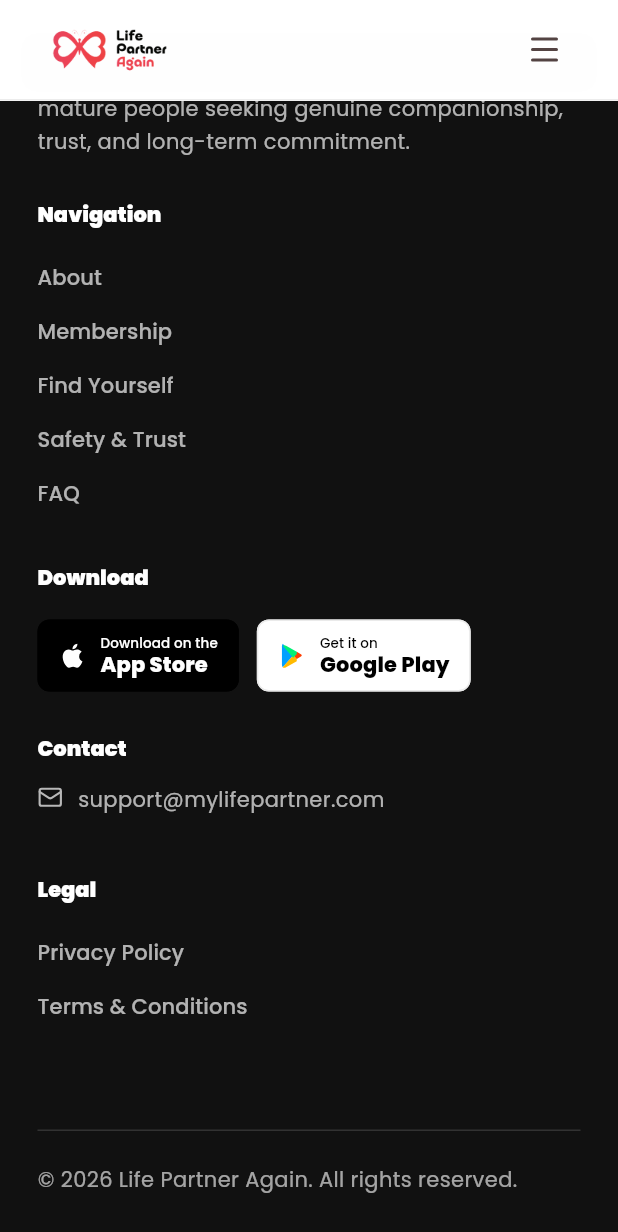
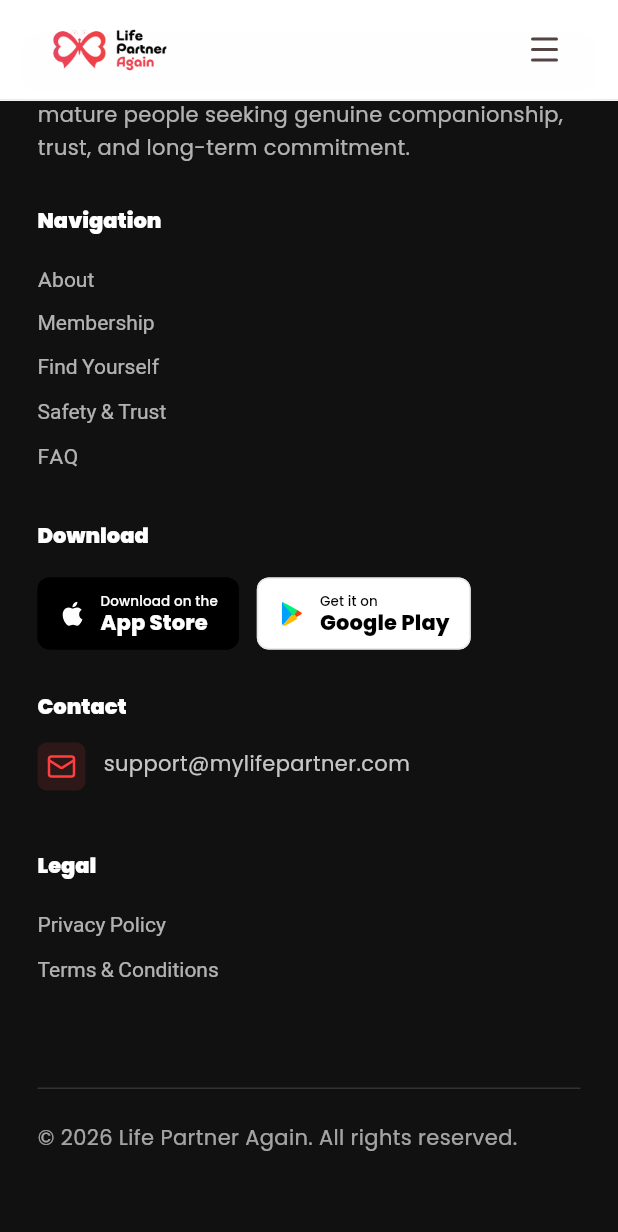
Before and after one commit to JasimIhsan/MyLifepartner_Admin, a Flutter app: the PublicWebLayout screen opened directly with empty values, scrolled down 477 dp, on a phone screen of 412 x 824 dp. Shown: the top 1232 px of the screen. Run offline on Flutter 3.47's test engine with Material 3 defaults, Android fonts, the phone set to English and light mode, and no system bars; our stand-ins replace app_links, audioplayers, cached_network_image, camera, dio, firebase_core and 17 more; missing offline and left inert: country_flags, google_sign_in_web, phone_form_field, purchases_flutter, record, zego_uikit_prebuilt_call and 1 more; accounts and stored records are empty; network calls fail; statements that could not run were skipped.

Commit message:
refactor: enhance public web footer with hover states, email launch capability, and updated logo styling

```diff
--- a/frontend/lib/screens/public_web/widgets/public_web_footer.dart
+++ b/frontend/lib/screens/public_web/widgets/public_web_footer.dart
@@ -5,6 +5,7 @@ import 'package:life_partner_again/screens/public_web/public_web_routes.dart';
 import 'package:life_partner_again/screens/public_web/services/app_download_promotion_service.dart';
 import 'package:life_partner_again/screens/public_web/widgets/download_app_buttons.dart';
 import 'package:life_partner_again/screens/public_web/widgets/responsive_web_container.dart';
+import 'package:url_launcher/url_launcher.dart';
 
 class PublicWebFooter extends StatelessWidget {
   const PublicWebFooter({super.key});
@@ -132,25 +133,15 @@ class _BrandColumn extends StatelessWidget {
       crossAxisAlignment: CrossAxisAlignment.start,
       children: [
         Row(
+          mainAxisSize: MainAxisSize.min,
           children: [
             Image.asset(
               'assets/icons/app_logo_dark.png',
-              width: 44,
-              height: 44,
+              width: 100,
+              height: 48,
+              fit: BoxFit.contain,
               errorBuilder: (context, error, stackTrace) =>
-                  const Icon(LucideIcons.heart, color: Colors.white, size: 32),
-            ),
-            const SizedBox(width: 12),
-            const Flexible(
-              child: Text(
-                'Life Partner Again',
-                style: TextStyle(
-                  color: Colors.white,
-                  fontSize: 18,
-                  fontWeight: FontWeight.w900,
-                  letterSpacing: 0,
-                ),
-              ),
+                  const Icon(LucideIcons.heart, color: Colors.white, size: 36),
             ),
           ],
         ),
@@ -219,6 +210,10 @@ class _ContactColumn extends StatelessWidget {
         _FooterInfoRow(
           icon: LucideIcons.mail,
           text: AppStoreLinks.supportEmail,
+          onTap: () {
+            final emailUri = Uri.parse('mailto:${AppStoreLinks.supportEmail}');
+            launchUrl(emailUri, mode: LaunchMode.externalApplication);
+          },
         ),
         if (AppStoreLinks.supportPhone != null)
           _FooterInfoRow(
@@ -254,56 +249,129 @@ class _FooterTitle extends StatelessWidget {
   }
 }
 
-class _FooterTextButton extends StatelessWidget {
+class _FooterTextButton extends StatefulWidget {
   final String label;
   final VoidCallback onPressed;
 
   const _FooterTextButton({required this.label, required this.onPressed});
 
   @override
+  State<_FooterTextButton> createState() => _FooterTextButtonState();
+}
+
+class _FooterTextButtonState extends State<_FooterTextButton> {
+  bool _isHovered = false;
+
+  @override
   Widget build(BuildContext context) {
     return Align(
       alignment: Alignment.centerLeft,
-      child: TextButton(
-        onPressed: onPressed,
-        style: TextButton.styleFrom(
-          foregroundColor: Colors.white.withValues(alpha: 0.68),
+      child: MouseRegion(
+        cursor: SystemMouseCursors.click,
+        onEnter: (_) => setState(() => _isHovered = true),
+        onExit: (_) => setState(() => _isHovered = false),
+        child: InkWell(
+          onTap: widget.onPressed,
+          splashColor: Colors.transparent,
+          hoverColor: Colors.transparent,
+          highlightColor: Colors.transparent,
+          child: Padding(
             padding: const EdgeInsets.symmetric(vertical: 6),
-          minimumSize: const Size(0, 36),
-          tapTargetSize: MaterialTapTargetSize.shrinkWrap,
+            child: AnimatedDefaultTextStyle(
+              duration: const Duration(milliseconds: 140),
+              style: TextStyle(
+                color: _isHovered
+                    ? Colors.white
+                    : Colors.white.withValues(alpha: 0.68),
+                fontSize: 14,
+                decoration: _isHovered
+                    ? TextDecoration.underline
+                    : TextDecoration.none,
+                decorationColor: Colors.white,
+                decorationThickness: 1.5,
               ),
-        child: Text(label),
+              child: Text(widget.label),
+            ),
+          ),
+        ),
       ),
     );
   }
 }
 
-class _FooterInfoRow extends StatelessWidget {
+class _FooterInfoRow extends StatefulWidget {
   final IconData icon;
   final String text;
+  final VoidCallback? onTap;
 
-  const _FooterInfoRow({required this.icon, required this.text});
+  const _FooterInfoRow({required this.icon, required this.text, this.onTap});
+
+  @override
+  State<_FooterInfoRow> createState() => _FooterInfoRowState();
+}
+
+class _FooterInfoRowState extends State<_FooterInfoRow> {
+  bool _isHovered = false;
 
   @override
   Widget build(BuildContext context) {
+    final isInteractive = widget.onTap != null;
+    final primaryColor = Theme.of(context).colorScheme.primary;
+
     return Padding(
       padding: const EdgeInsets.only(bottom: 12),
+      child: MouseRegion(
+        cursor: isInteractive
+            ? SystemMouseCursors.click
+            : SystemMouseCursors.basic,
+        onEnter: (_) => setState(() => _isHovered = true),
+        onExit: (_) => setState(() => _isHovered = false),
+        child: InkWell(
+          onTap: widget.onTap,
+          splashColor: Colors.transparent,
+          hoverColor: Colors.transparent,
+          highlightColor: Colors.transparent,
           child: Row(
             crossAxisAlignment: CrossAxisAlignment.start,
             children: [
-          Icon(icon, color: Colors.white.withValues(alpha: 0.7), size: 17),
-          const SizedBox(width: 10),
+              Container(
+                padding: const EdgeInsets.all(6),
+                decoration: BoxDecoration(
+                  color: _isHovered
+                      ? primaryColor.withValues(alpha: 0.22)
+                      : primaryColor.withValues(alpha: 0.12),
+                  borderRadius: BorderRadius.circular(6),
+                ),
+                child: Icon(
+                  widget.icon,
+                  color: _isHovered ? Colors.white : primaryColor,
+                  size: 20,
+                ),
+              ),
+              const SizedBox(width: 12),
               Expanded(
+                child: Padding(
+                  padding: const EdgeInsets.only(top: 4),
                   child: Text(
-              text,
+                    widget.text,
                     style: TextStyle(
-                color: Colors.white.withValues(alpha: 0.68),
-                height: 1.45,
+                      color: _isHovered
+                          ? Colors.white
+                          : Colors.white.withValues(alpha: 0.76),
+                      fontSize: 14,
+                      decoration: (isInteractive && _isHovered)
+                          ? TextDecoration.underline
+                          : TextDecoration.none,
+                      decorationColor: Colors.white,
+                      height: 1.4,
+                    ),
                   ),
                 ),
               ),
             ],
           ),
+        ),
+      ),
     );
   }
 }
```
Lines whose indentation alone changed are shown as unchanged.
